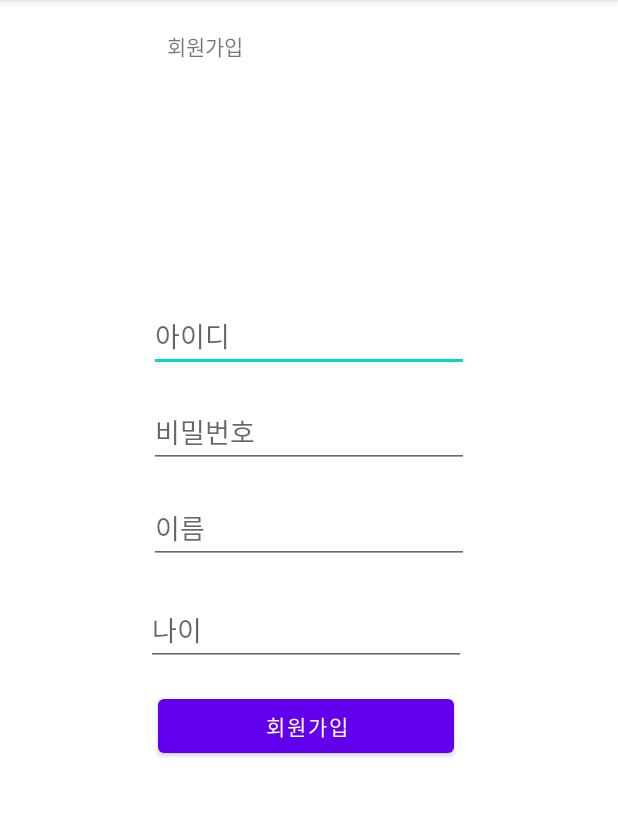
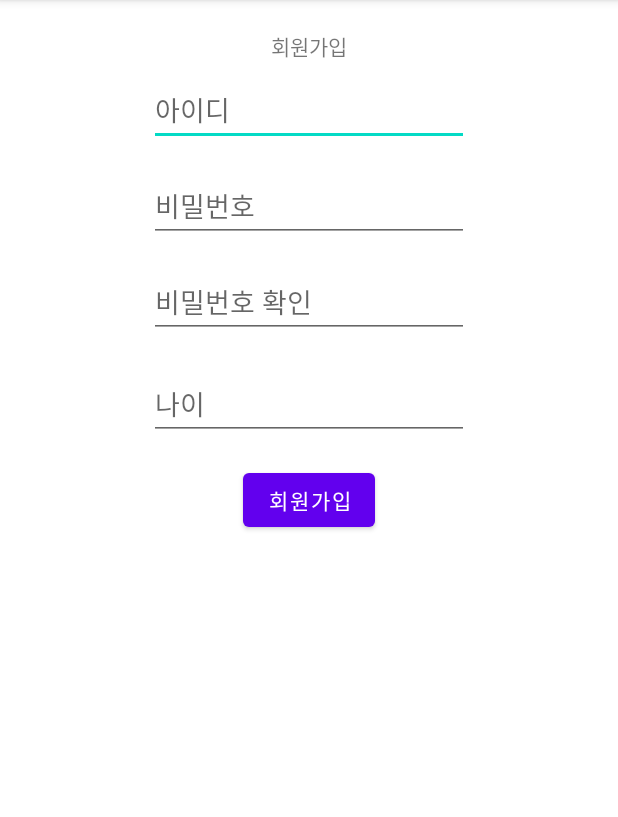
Before and after one commit to Jaeyong1114/jogijotae, an Android app: the RegisterActivity screen opened directly, with no data from a screen before it, on a phone screen of 412 x 824 dp, the part 84-901 px from its top. Run offline under Robolectric (Android 15) with nearby library versions, the phone set to English and light mode, and no system bars.

Commit message:
패키지명 수정

```diff
--- a/app/build.gradle
+++ b/app/build.gradle
@@ -7,7 +7,7 @@ android {
     buildToolsVersion "30.0.3"
 
     defaultConfig {
-        applicationId "com.examples.myapplication"
+        applicationId "com.examples.jogijotae"
         minSdkVersion 23
         targetSdkVersion 30
         versionCode 1
--- /dev/null
+++ b/app/src/main/java/com/examples/jogijotae/RegisterActivity.java
@@ -0,0 +1,27 @@
+package com.examples.jogijotae;
+
+import androidx.appcompat.app.AppCompatActivity;
+
+import android.os.Bundle;
+import android.view.View;
+import android.widget.Button;
+
+public class RegisterActivity extends AppCompatActivity implements View.OnClickListener {
+Button btn01;
+    @Override
+
+    protected void onCreate(Bundle savedInstanceState)  {
+        super.onCreate(savedInstanceState);
+        setContentView(R.layout.activity_register);
+
+        btn01=findViewById(R.id.btn_register);
+
+    }
+
+    @Override
+    public void onClick(View v) {
+        if(v.getId()==R.id.btn_register){
+
+        }
+    }
+}
--- a/app/src/main/java/com/examples/myapplication/RegisterActivity.java
+++ /dev/null
@@ -1,14 +0,0 @@
-package com.examples.myapplication;
-
-import androidx.appcompat.app.AppCompatActivity;
-
-import android.os.Bundle;
-
-public class RegisterActivity extends AppCompatActivity {
-
-    @Override
-    protected void onCreate(Bundle savedInstanceState) {
-        super.onCreate(savedInstanceState);
-        setContentView(R.layout.activity_register);
-    }
-}
--- a/app/src/main/res/layout/activity_register.xml
+++ b/app/src/main/res/layout/activity_register.xml
@@ -6,19 +6,20 @@
     android:layout_height="match_parent"
     tools:context=".RegisterActivity">
 //하씨팔
+
     <EditText
         android:id="@+id/et_id"
         android:layout_width="wrap_content"
         android:layout_height="wrap_content"
         android:layout_marginStart="8dp"
-        android:layout_marginTop="200dp"
+        android:layout_marginTop="8dp"
         android:layout_marginEnd="8dp"
         android:ems="10"
         android:hint="아이디"
         android:inputType="textPersonName"
         app:layout_constraintEnd_toEndOf="parent"
         app:layout_constraintStart_toStartOf="parent"
-        app:layout_constraintTop_toTopOf="parent" />
+        app:layout_constraintTop_toBottomOf="@+id/textView2" />
 
     <EditText
         android:id="@+id/et_pw"
@@ -29,7 +30,7 @@
         android:layout_marginEnd="8dp"
         android:ems="10"
         android:hint="비밀번호"
-        android:inputType="textPersonName"
+        android:inputType="textPassword"
         app:layout_constraintEnd_toEndOf="@+id/et_id"
         app:layout_constraintStart_toStartOf="@+id/et_id"
         app:layout_constraintTop_toBottomOf="@+id/et_id" />
@@ -42,8 +43,8 @@
         android:layout_marginTop="16dp"
         android:layout_marginEnd="8dp"
         android:ems="10"
-        android:hint="이름"
-        android:inputType="textPersonName"
+        android:hint="비밀번호 확인"
+        android:inputType="textPassword"
         app:layout_constraintEnd_toEndOf="@+id/et_pw"
         app:layout_constraintStart_toStartOf="@+id/et_pw"
         app:layout_constraintTop_toBottomOf="@+id/et_pw" />
@@ -59,13 +60,13 @@
         android:hint="나이"
         android:inputType="textPersonName"
         app:layout_constraintEnd_toEndOf="@+id/et_name"
-        app:layout_constraintHorizontal_bias="0.625"
+
         app:layout_constraintStart_toStartOf="@+id/et_name"
         app:layout_constraintTop_toBottomOf="@+id/et_name" />
 
     <Button
         android:id="@+id/btn_register"
-        android:layout_width="0dp"
+        android:layout_width="wrap_content"
         android:layout_height="wrap_content"
         android:layout_marginStart="8dp"
         android:layout_marginTop="16dp"
@@ -77,13 +78,13 @@
 
     <TextView
         android:id="@+id/textView2"
-        android:layout_width="188dp"
-        android:layout_height="77dp"
+        android:layout_width="wrap_content"
+        android:layout_height="wrap_content"
         android:layout_marginTop="20dp"
         android:text="회원가입"
-        android:textsize="28sp"
+
         app:layout_constraintEnd_toEndOf="parent"
-        app:layout_constraintHorizontal_bias="0.497"
+
         app:layout_constraintStart_toStartOf="parent"
         app:layout_constraintTop_toTopOf="parent" />
 </androidx.constraintlayout.widget.ConstraintLayout>
```
Also changed, not shown: app/src/main/AndroidManifest.xml (+5 -5 lines), app/src/main/java/com/examples/jogijotae/FirstMain.java (renamed from app/src/main/java/com/examples/myapplication/FirstMain.java, +8 -2 lines), app/src/main/java/com/examples/jogijotae/LoginActivity.java (renamed from app/src/main/java/com/examples/myapplication/MainActivity.java, +4 -4 lines), app/src/main/java/com/examples/jogijotae/MainActivity.java (renamed from app/src/main/java/com/examples/myapplication/LoginActivity.java, +4 -4 lines), app/src/main/res/layout/activity_first_main.xml (+10 -0 lines), 4 other files.
